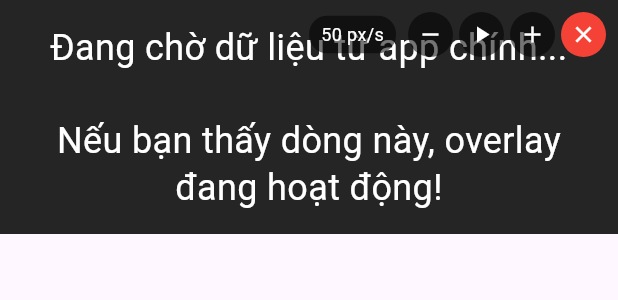
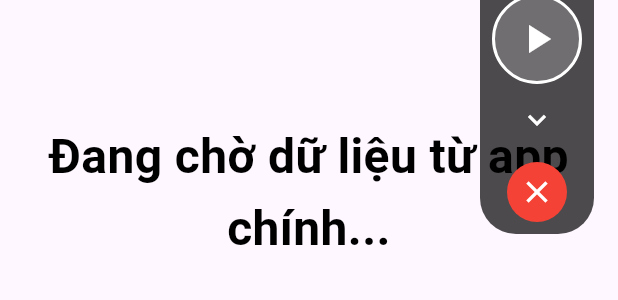
Before and after one commit to nguyentuanthongdacso/prompter, a Flutter app: the OverlayPrompter widget shown alone on an empty page, opened directly, on a phone screen of 412 x 824 dp. Shown: the top 300 px of the screen. Run offline on Flutter 3.47's test engine with Material 3 defaults, Android fonts, the phone set to English and light mode, and no system bars; our stand-ins replace google_fonts; missing offline and left inert: flutter_overlay_window, window_manager.

Commit message:
fixing overlay

```diff
--- a/lib/models/prompter_settings.dart
+++ b/lib/models/prompter_settings.dart
@@ -8,15 +8,15 @@ class PrompterSettings extends ChangeNotifier {
   double _scrollSpeed = 50.0; // pixels per second
   String _fontFamily = 'Roboto';
   double _fontSize = 32.0;
-  bool _isBold = false;
+  bool _isBold = true;
   bool _isItalic = false;
-  Color _textColor = Colors.white;
-  Color _backgroundColor = const Color.fromRGBO(0, 0, 0, 0.8);
+  Color _textColor = Colors.black; // Black text for camera overlay
+  Color _backgroundColor = Colors.transparent; // Transparent background
   bool _isPlaying = false;
   bool _mirrorHorizontal = false;
   double _lineHeight = 1.5;
   TextAlign _textAlign = TextAlign.center;
-  double _opacity = 0.9;
+  double _opacity = 0.0; // Fully transparent
   double _paddingHorizontal = 20.0;
   OverlayStripPosition _overlayPosition = OverlayStripPosition.bottom;
   double _overlayHeight = 150.0; // Height in pixels for overlay strip
--- a/lib/screens/home_screen.dart
+++ b/lib/screens/home_screen.dart
@@ -79,42 +79,17 @@ class _HomeScreenState extends State<HomeScreen> with SingleTickerProviderStateM
 
     final settings = Provider.of<PrompterSettings>(context, listen: false);
 
-    // Get screen dimensions
-    final screenHeight = MediaQuery.of(context).size.height.toInt();
-    final screenWidth = MediaQuery.of(context).size.width.toInt();
-
-    // Calculate overlay position and size based on settings
-    final overlayHeight = settings.overlayHeight.toInt();
-    int startY = 0;
-    OverlayAlignment alignment = OverlayAlignment.topLeft;
-
-    switch (settings.overlayPosition) {
-      case OverlayStripPosition.top:
-        startY = 0;
-        alignment = OverlayAlignment.topCenter;
-        break;
-      case OverlayStripPosition.center:
-        startY = (screenHeight - overlayHeight) ~/ 2;
-        alignment = OverlayAlignment.center;
-        break;
-      case OverlayStripPosition.bottom:
-        startY = screenHeight - overlayHeight - 100; // Account for nav bar
-        alignment = OverlayAlignment.bottomCenter;
-        break;
-    }
-
-    // Start the overlay - use clickThrough so camera can still be used
+    // Start the overlay - FULLSCREEN with transparent background
     await FlutterOverlayWindow.showOverlay(
-      enableDrag: true, // Allow dragging to reposition
-      height: overlayHeight,
-      width: screenWidth,
-      alignment: alignment,
+      enableDrag: false,
+      height: WindowSize.fullCover,
+      width: WindowSize.matchParent,
+      alignment: OverlayAlignment.center,
       positionGravity: PositionGravity.none,
       overlayTitle: "Prompter",
       overlayContent: "Đang chạy chữ...",
-      flag: OverlayFlag.clickThrough, // Allow clicks to pass through to camera
+      flag: OverlayFlag.clickThrough, // Allow clicks to pass through
       visibility: NotificationVisibility.visibilityPublic,
-      startPosition: OverlayPosition(0, startY.toDouble()),
     );
 
     // Small delay to ensure overlay is ready
--- a/lib/screens/overlay_prompter.dart
+++ b/lib/screens/overlay_prompter.dart
@@ -17,20 +17,20 @@ class _OverlayPrompterState extends State<OverlayPrompter> {
   bool _showControls = true;
   bool _settingsReceived = false;
 
-  // Default settings - these would be passed from the main app
-  String _text = 'Đang chờ dữ liệu từ app chính...\n\nNếu bạn thấy dòng này, overlay đang hoạt động!';
+  // Default settings - black text on transparent background
+  String _text = 'Đang chờ dữ liệu từ app chính...';
   double _scrollSpeed = 50.0;
   String _fontFamily = 'Roboto';
-  double _fontSize = 24.0; // Smaller for strip overlay
-  bool _isBold = false;
+  double _fontSize = 32.0;
+  bool _isBold = true;
   bool _isItalic = false;
-  Color _textColor = Colors.white;
-  Color _backgroundColor = Colors.black;
-  double _opacity = 0.85; // More transparent
+  Color _textColor = Colors.black;
+  Color _backgroundColor = Colors.transparent;
+  double _opacity = 0.0; // Fully transparent background
   bool _mirrorHorizontal = false;
-  double _lineHeight = 1.3;
+  double _lineHeight = 1.5;
   TextAlign _textAlign = TextAlign.center;
-  double _paddingHorizontal = 16.0;
+  double _paddingHorizontal = 24.0;
 
   @override
   void initState() {
@@ -186,7 +186,7 @@ class _OverlayPrompterState extends State<OverlayPrompter> {
                   controller: _scrollController,
                   padding: EdgeInsets.symmetric(
                     horizontal: _paddingHorizontal,
-                    vertical: 16, // Smaller padding for strip overlay
+                    vertical: 80, // Space for control panel
                   ),
                   child: Text(
                     _text,
@@ -196,50 +196,57 @@ class _OverlayPrompterState extends State<OverlayPrompter> {
                 ),
               ),
 
-              // Controls
-              if (_showControls)
-                Positioned(
-                  top: 8,
-                  right: 8,
-                  child: Row(
+              // Floating Control Panel - bottom right
+              Positioned(
+                bottom: 100,
+                right: 16,
+                child: Container(
+                  padding: const EdgeInsets.all(8),
+                  decoration: BoxDecoration(
+                    color: Colors.black.withValues(alpha: 0.7),
+                    borderRadius: BorderRadius.circular(24),
+                  ),
+                  child: Column(
                     mainAxisSize: MainAxisSize.min,
                     children: [
-                      // Speed display
-                      Container(
-                        padding: const EdgeInsets.symmetric(horizontal: 8, vertical: 4),
-                        decoration: BoxDecoration(
-                          color: Colors.black54,
-                          borderRadius: BorderRadius.circular(12),
-                        ),
-                        child: Text(
-                          '${_scrollSpeed.toInt()} px/s',
-                          style: const TextStyle(color: Colors.white, fontSize: 12),
+                      // Scroll up
+                      _controlButton(
+                        Icons.keyboard_arrow_up,
+                        () => _scrollController.animateTo(
+                          (_scrollController.offset - 100).clamp(0, _scrollController.position.maxScrollExtent),
+                          duration: const Duration(milliseconds: 200),
+                          curve: Curves.easeOut,
                         ),
                       ),
-                      const SizedBox(width: 8),
-                      // Speed down
-                      _miniButton(
-                        Icons.remove,
-                        () => setState(() => _scrollSpeed = (_scrollSpeed - 10).clamp(10, 200)),
-                      ),
-                      const SizedBox(width: 4),
+                      const SizedBox(height: 4),
                       // Play/Pause
-                      _miniButton(
+                      _controlButton(
                         _isPlaying ? Icons.pause : Icons.play_arrow,
                         _togglePlayPause,
+                        size: 32,
+                        highlight: true,
                       ),
-                      const SizedBox(width: 4),
-                      // Speed up
-                      _miniButton(
-                        Icons.add,
-                        () => setState(() => _scrollSpeed = (_scrollSpeed + 10).clamp(10, 200)),
+                      const SizedBox(height: 4),
+                      // Scroll down
+                      _controlButton(
+                        Icons.keyboard_arrow_down,
+                        () => _scrollController.animateTo(
+                          (_scrollController.offset + 100).clamp(0, _scrollController.position.maxScrollExtent),
+                          duration: const Duration(milliseconds: 200),
+                          curve: Curves.easeOut,
+                        ),
                       ),
-                      const SizedBox(width: 4),
-                      // Close
-                      _miniButton(Icons.close, _closeOverlay, color: Colors.red),
+                      const SizedBox(height: 8),
+                      // Close button
+                      _controlButton(
+                        Icons.close,
+                        _closeOverlay,
+                        color: Colors.red,
+                      ),
                     ],
                   ),
                 ),
+              ),
             ],
           ),
         ),
@@ -247,16 +254,17 @@ class _OverlayPrompterState extends State<OverlayPrompter> {
     );
   }
 
-  Widget _miniButton(IconData icon, VoidCallback onTap, {Color? color}) {
+  Widget _controlButton(IconData icon, VoidCallback onTap, {Color? color, double size = 24, bool highlight = false}) {
     return GestureDetector(
       onTap: onTap,
       child: Container(
-        padding: const EdgeInsets.all(6),
+        padding: EdgeInsets.all(highlight ? 12 : 8),
         decoration: BoxDecoration(
-          color: color ?? Colors.black54,
+          color: color ?? (highlight ? Colors.white.withValues(alpha: 0.2) : Colors.transparent),
           shape: BoxShape.circle,
+          border: highlight ? Border.all(color: Colors.white, width: 2) : null,
         ),
-        child: Icon(icon, color: Colors.white, size: 18),
+        child: Icon(icon, color: Colors.white, size: size),
       ),
     );
   }
```
